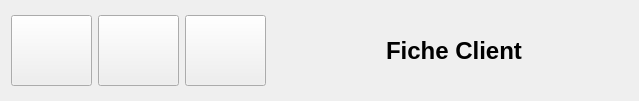
This is src/Qt/Immo/Immo/UI_WIDGET_barreMenuFicheClient.ui in Ovan33/Immobilier as Qt 5 draws it before an edit. The edited form follows.
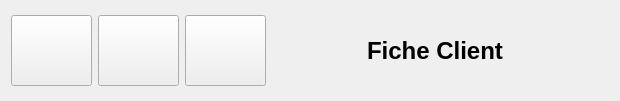
This is the edited form. Icons and pictures are not drawn.

Commit message: Modifications mineures Widget barreMenuFicheClient

What changed in the file:
```diff
--- a/src/Qt/Immo/Immo/UI_WIDGET_barreMenuFicheClient.ui
+++ b/src/Qt/Immo/Immo/UI_WIDGET_barreMenuFicheClient.ui
@@ -6,8 +6,8 @@
    <rect>
     <x>0</x>
     <y>0</y>
-    <width>639</width>
-    <height>97</height>
+    <width>620</width>
+    <height>98</height>
    </rect>
   </property>
   <property name="windowTitle">
@@ -90,7 +90,7 @@
      </property>
      <property name="sizeHint" stdset="0">
       <size>
-       <width>105</width>
+       <width>88</width>
        <height>20</height>
       </size>
      </property>
```
